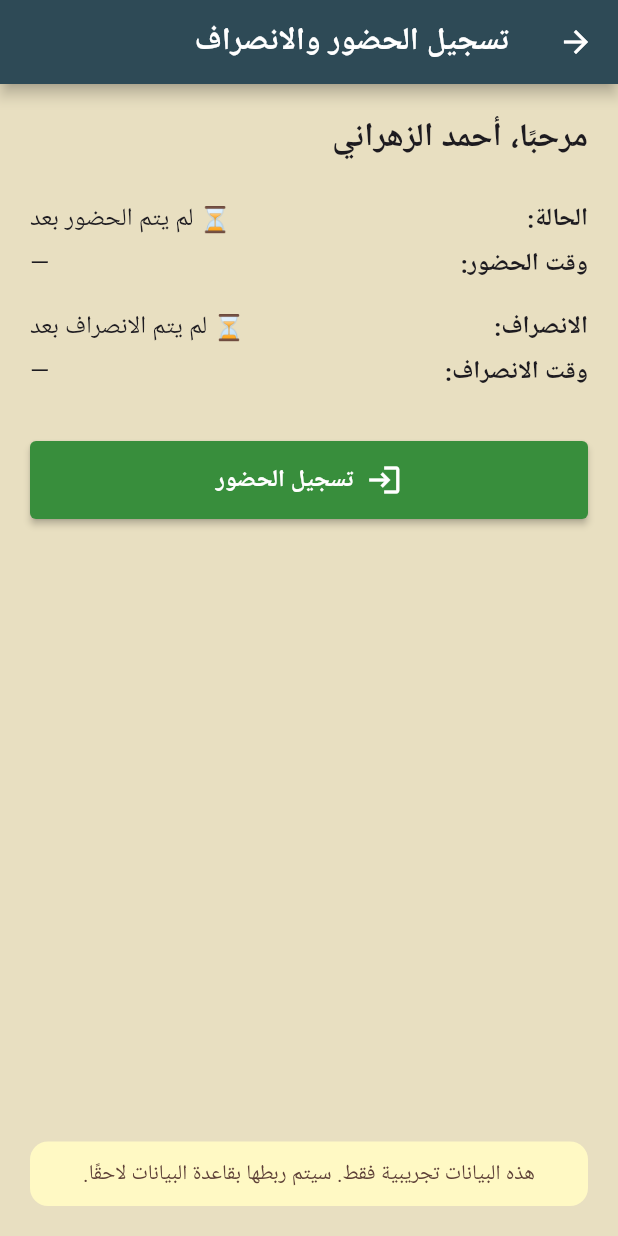
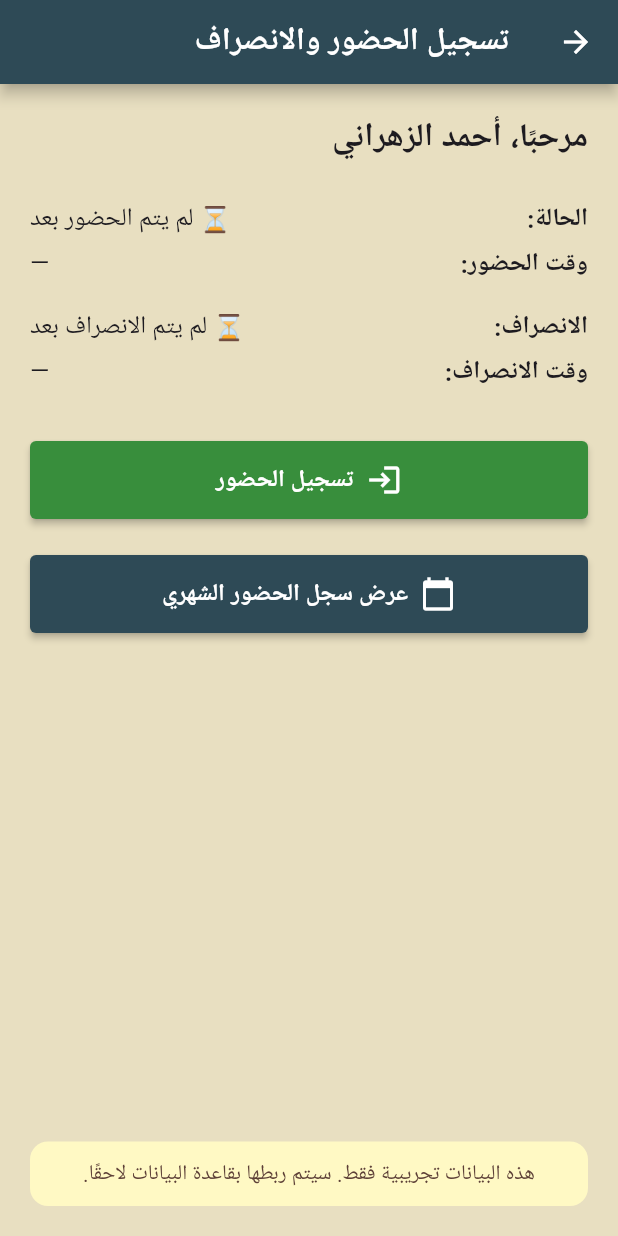
Before and after one commit to kaz-glitch/HRApp, a Flutter app: the AttendanceScreen screen opened directly, on a phone screen of 412 x 824 dp. Run offline on Flutter 3.47's test engine with Material 3 defaults, Android fonts, the phone set to English and light mode, and no system bars; our stand-ins replace google_fonts, share_plus; Roboto replaces fonts that are missing (Cairo).

Commit message:
Add navigation button for monthly attendance
Added a button to navigate to the Monthly Attendance Screen.

```diff
--- a/lib/attendance_screen.dart
+++ b/lib/attendance_screen.dart
@@ -1,5 +1,6 @@
 import 'package:flutter/material.dart';
 import 'package:google_fonts/google_fonts.dart';
+import 'monthly_attendance_screen.dart'; // تأكدي من وجود هذا الملف لاحقًا
 
 class AttendanceScreen extends StatefulWidget {
   const AttendanceScreen({super.key});
@@ -79,6 +80,23 @@ class _AttendanceScreenState extends State<AttendanceScreen> {
                   ),
                 ),
 
+              const SizedBox(height: 24),
+
+              ElevatedButton.icon(
+                onPressed: () {
+                  Navigator.of(context).push(
+                    MaterialPageRoute(builder: (_) => const MonthlyAttendanceScreen()),
+                  );
+                },
+                icon: const Icon(Icons.calendar_today),
+                label: Text('عرض سجل الحضور الشهري', style: GoogleFonts.cairo(fontSize: 16)),
+                style: ElevatedButton.styleFrom(
+                  backgroundColor: const Color(0xFF2E4A56),
+                  foregroundColor: Colors.white,
+                  padding: const EdgeInsets.symmetric(vertical: 14),
+                ),
+              ),
+
               const Spacer(),
 
               Container(
```
